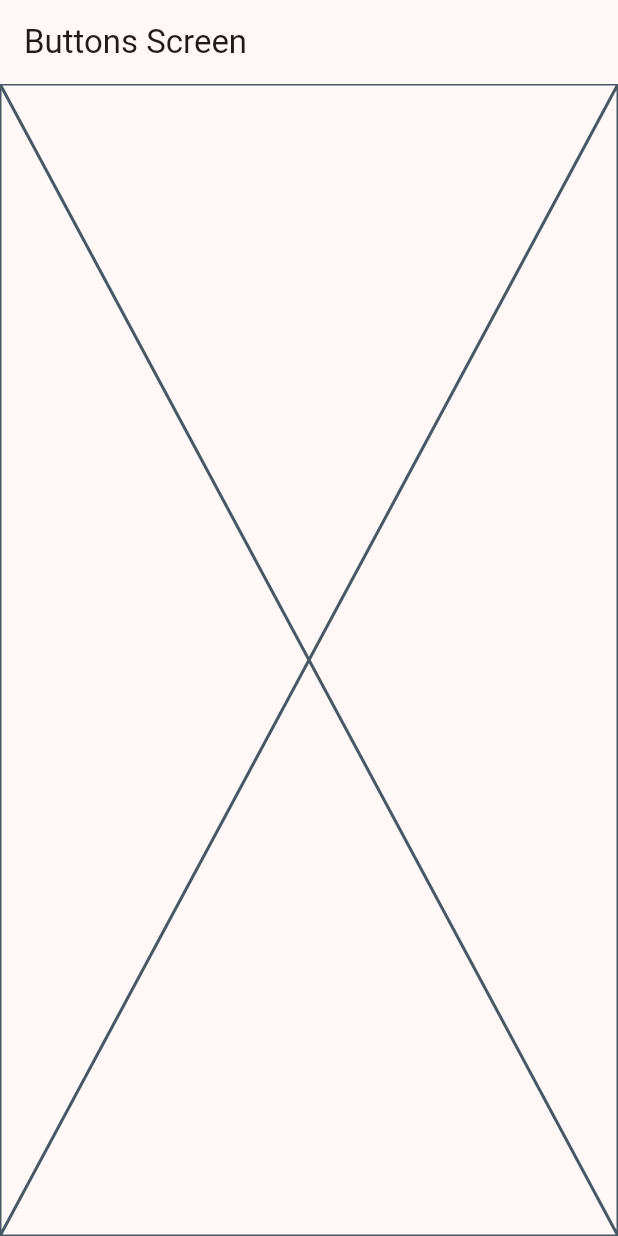
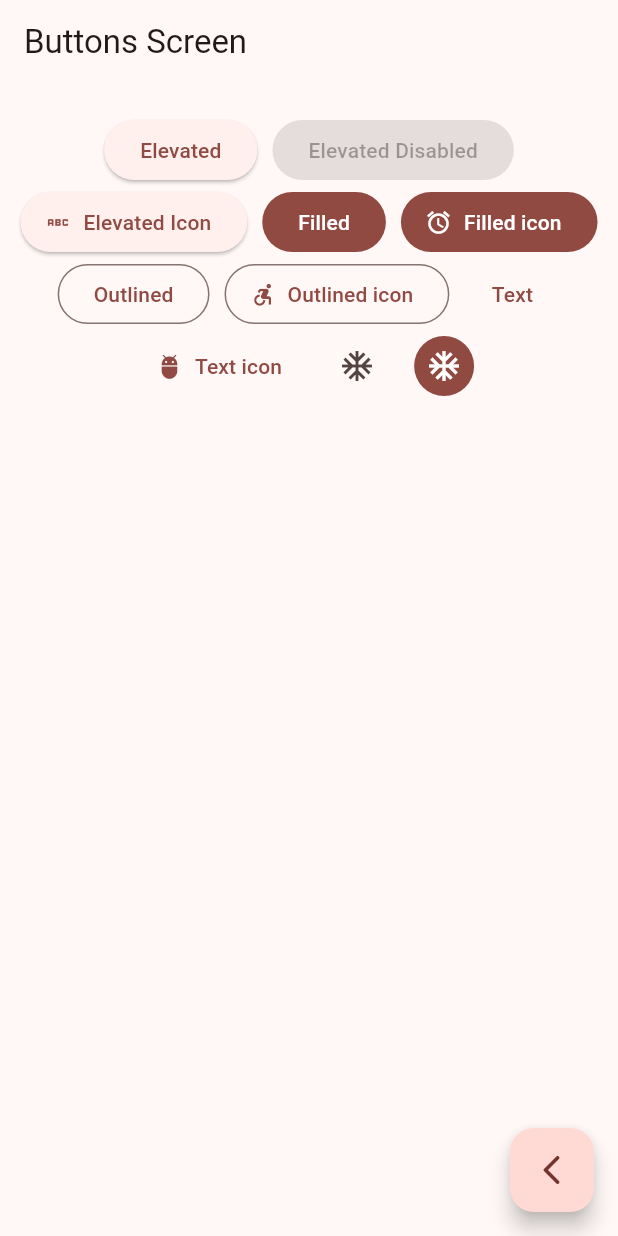
Before and after one commit to id4n4/study-flutter, a Flutter app: the ButtonsScreen screen opened by its route, on a phone screen of 412 x 824 dp. Run offline on Flutter 3.47's test engine with Material 3 defaults, Android fonts, the phone set to English and light mode, and no system bars; our stand-ins replace animate_do, dio, go_router, logger, video_player.

Commit message:
buttons config

```diff
--- a/widgets_app/lib/presentation/screens/buttons/buttons_screen.dart
+++ b/widgets_app/lib/presentation/screens/buttons/buttons_screen.dart
@@ -1,4 +1,5 @@
 import 'package:flutter/material.dart';
+import 'package:go_router/go_router.dart';
 
 class ButtonsScreen extends StatelessWidget {
   const ButtonsScreen({super.key});
@@ -9,7 +10,70 @@ class ButtonsScreen extends StatelessWidget {
       appBar: AppBar(
         title: const Text('Buttons Screen'),
       ),
-      body: const Placeholder(),
+      body: const _ButtonsView(),
+      floatingActionButton: FloatingActionButton(
+          onPressed: () {
+            context.pop();
+          },
+          child: const Icon(Icons.arrow_back_ios_rounded)),
     );
   }
 }
+
+class _ButtonsView extends StatelessWidget {
+  const _ButtonsView();
+
+  @override
+  Widget build(BuildContext context) {
+    final colors = Theme.of(context).colorScheme;
+    return SizedBox(
+      width: double.infinity,
+      child: Padding(
+        padding: const EdgeInsets.symmetric(horizontal: 10, vertical: 20),
+        child: Wrap(
+          spacing: 10,
+          alignment: WrapAlignment.center,
+          children: [
+            ElevatedButton(onPressed: () {}, child: const Text('Elevated')),
+            const ElevatedButton(
+              onPressed: null,
+              child: Text('Elevated Disabled'),
+            ),
+            ElevatedButton.icon(
+              onPressed: () {},
+              label: const Text('Elevated Icon'),
+              icon: const Icon(Icons.abc_outlined),
+            ),
+            FilledButton(onPressed: () {}, child: const Text('Filled')),
+            FilledButton.icon(
+              onPressed: () {},
+              label: const Text('Filled icon'),
+              icon: const Icon(Icons.access_alarm),
+            ),
+            OutlinedButton(onPressed: () {}, child: const Text('Outlined')),
+            OutlinedButton.icon(
+              onPressed: () {},
+              label: const Text('Outlined icon'),
+              icon: const Icon(Icons.accessible_forward_outlined),
+            ),
+            TextButton(onPressed: () {}, child: const Text('Text')),
+            TextButton.icon(
+              onPressed: () {},
+              label: const Text('Text icon'),
+              icon: const Icon(Icons.adb),
+            ),
+            IconButton(onPressed: () {}, icon: const Icon(Icons.ac_unit)),
+            IconButton(
+              onPressed: () {},
+              icon: const Icon(Icons.ac_unit),
+              style: ButtonStyle(
+                backgroundColor: WidgetStatePropertyAll(colors.primary),
+                iconColor: const WidgetStatePropertyAll(Colors.white),
+              ),
+            ),
+          ],
+        ),
+      ),
+    );
+  }
+}
```
